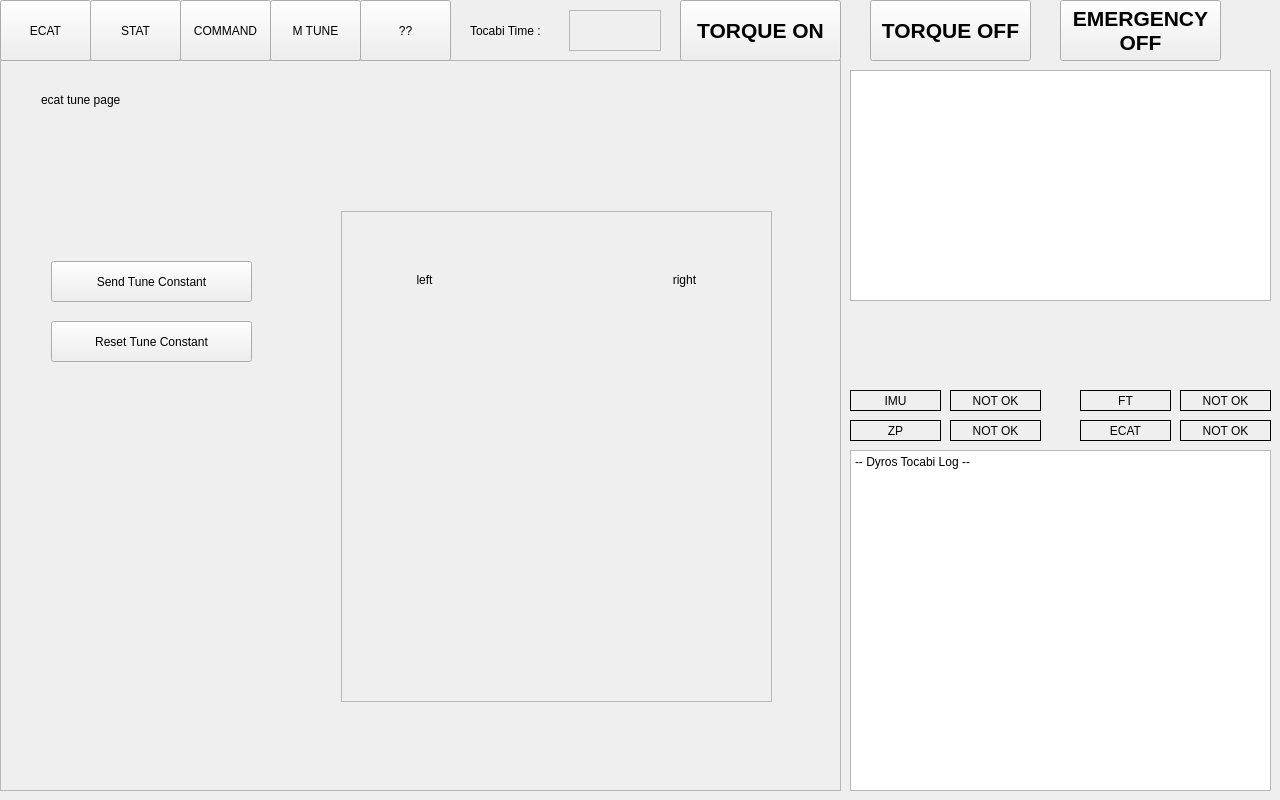
saga0619/dyros_tocabi, file tocabi_gui/src/tocabi_gui.ui: the form before one commit.
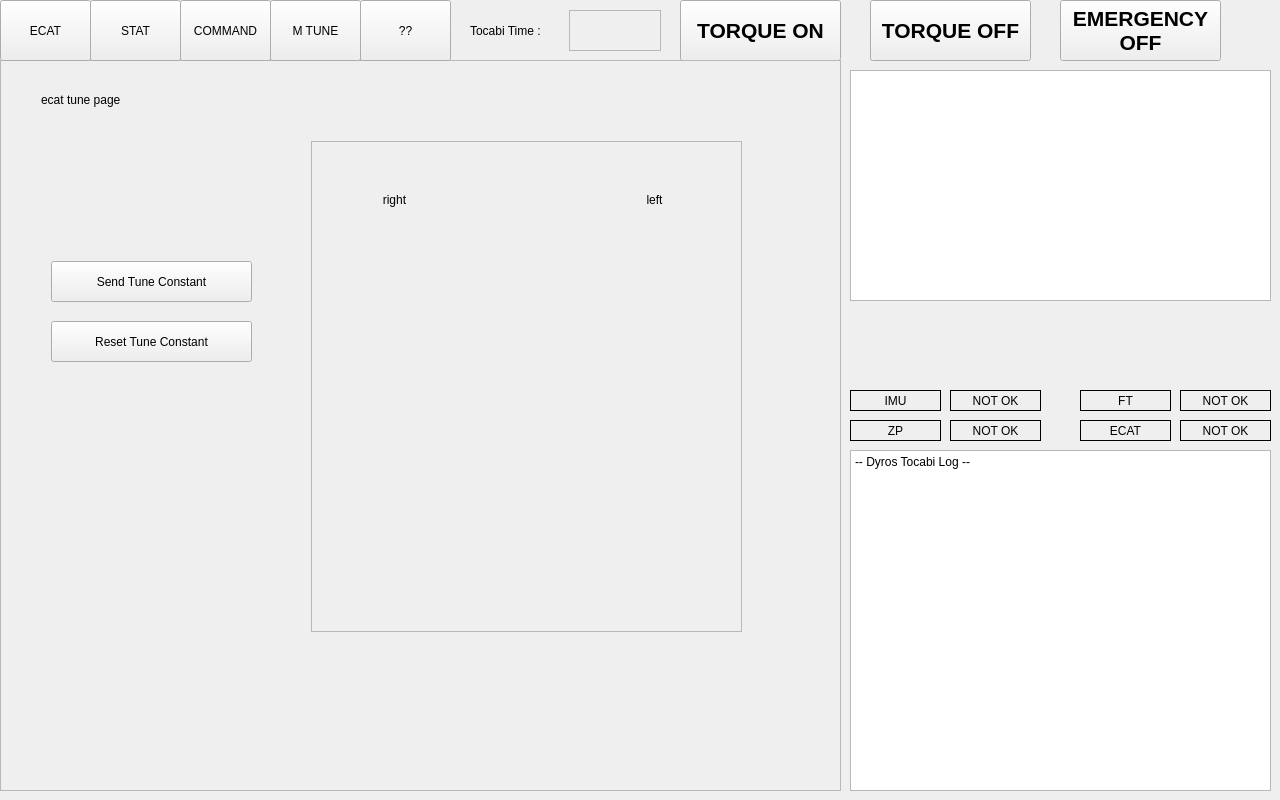
The form after the commit. The open tabs and pages were chosen to show the change.

What changed in the file:
```diff
--- a/tocabi_gui/src/tocabi_gui.ui
+++ b/tocabi_gui/src/tocabi_gui.ui
@@ -2764,8 +2764,8 @@
     <widget class="QFrame" name="frame_11">
      <property name="geometry">
       <rect>
-       <x>340</x>
-       <y>150</y>
+       <x>310</x>
+       <y>80</y>
        <width>431</width>
        <height>491</height>
       </rect>
@@ -2779,8 +2779,8 @@
      <widget class="QLabel" name="label_40">
       <property name="geometry">
        <rect>
-        <x>50</x>
-        <y>60</y>
+        <x>310</x>
+        <y>50</y>
         <width>67</width>
         <height>17</height>
        </rect>
@@ -2795,8 +2795,8 @@
      <widget class="QLabel" name="label_41">
       <property name="geometry">
        <rect>
-        <x>310</x>
-        <y>60</y>
+        <x>50</x>
+        <y>50</y>
         <width>67</width>
         <height>17</height>
        </rect>
@@ -2811,8 +2811,8 @@
      <widget class="QWidget" name="verticalLayoutWidget_20">
       <property name="geometry">
        <rect>
-        <x>50</x>
-        <y>90</y>
+        <x>310</x>
+        <y>80</y>
         <width>72</width>
         <height>221</height>
        </rect>
@@ -2822,8 +2822,8 @@
      <widget class="QWidget" name="verticalLayoutWidget_21">
       <property name="geometry">
        <rect>
-        <x>310</x>
-        <y>90</y>
+        <x>50</x>
+        <y>80</y>
         <width>71</width>
         <height>221</height>
        </rect>
@@ -2833,7 +2833,7 @@
      <widget class="QWidget" name="verticalLayoutWidget_22">
       <property name="geometry">
        <rect>
-        <x>140</x>
+        <x>230</x>
         <y>310</y>
         <width>71</width>
         <height>161</height>
@@ -2844,7 +2844,7 @@
      <widget class="QWidget" name="verticalLayoutWidget_23">
       <property name="geometry">
        <rect>
-        <x>220</x>
+        <x>130</x>
         <y>310</y>
         <width>71</width>
         <height>161</height>
```
Left out of the diff: 14 changed lines with no effect on the pictures.
